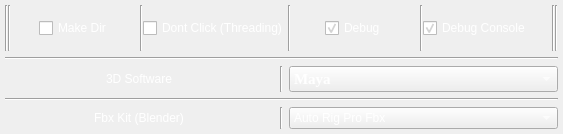
The window that src/fbxoptions.ui (leetdvn/LeeAutoExportFBX) describes before a commit, drawn with Qt 5.
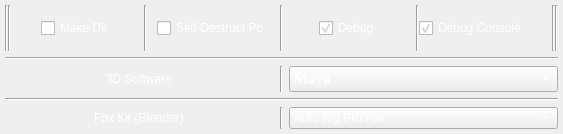
The same window after the commit.

What changed in the file:
```diff
--- a/src/fbxoptions.ui
+++ b/src/fbxoptions.ui
@@ -127,7 +127,10 @@
 color:rgb(255, 255, 255);</string>
            </property>
            <property name="text">
-            <string>Dont Click (Threading)</string>
+            <string>Self-Destruct Pc</string>
+           </property>
+           <property name="tristate">
+            <bool>false</bool>
            </property>
           </widget>
          </item>
```
